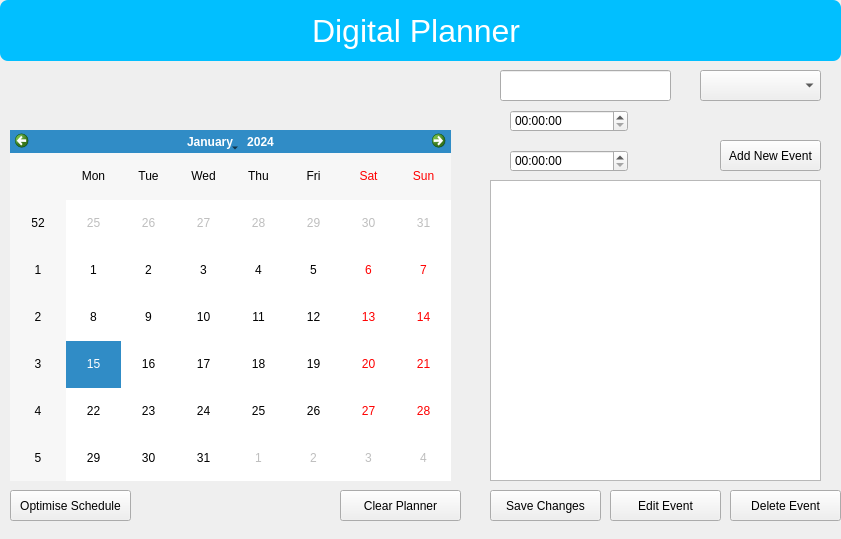
This is main.ui in RoryM18/Honours-Project-Genetic-Algorithm-Planner as Qt 5 draws it before an edit. The edited form follows.
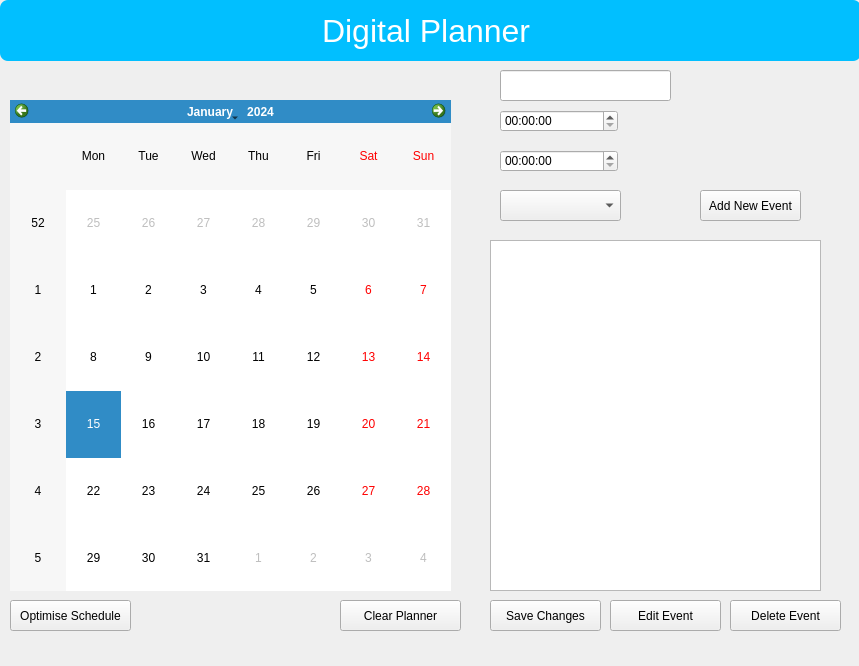
This is the edited form.

The edit to the form file:
```diff
--- a/main.ui
+++ b/main.ui
@@ -6,8 +6,8 @@
    <rect>
     <x>0</x>
     <y>0</y>
-    <width>841</width>
-    <height>539</height>
+    <width>859</width>
+    <height>666</height>
    </rect>
   </property>
   <property name="windowTitle">
@@ -17,9 +17,9 @@
    <property name="geometry">
     <rect>
      <x>10</x>
-     <y>130</y>
+     <y>100</y>
      <width>441</width>
-     <height>351</height>
+     <height>491</height>
     </rect>
    </property>
   </widget>
@@ -27,9 +27,9 @@
    <property name="geometry">
     <rect>
      <x>490</x>
-     <y>180</y>
+     <y>240</y>
      <width>331</width>
-     <height>301</height>
+     <height>351</height>
     </rect>
    </property>
   </widget>
@@ -37,7 +37,7 @@
    <property name="geometry">
     <rect>
      <x>490</x>
-     <y>490</y>
+     <y>600</y>
      <width>111</width>
      <height>31</height>
     </rect>
@@ -49,8 +49,8 @@
   <widget class="QPushButton" name="addButton">
    <property name="geometry">
     <rect>
-     <x>720</x>
-     <y>140</y>
+     <x>700</x>
+     <y>190</y>
      <width>101</width>
      <height>31</height>
     </rect>
@@ -63,7 +63,7 @@
    <property name="geometry">
     <rect>
      <x>730</x>
-     <y>490</y>
+     <y>600</y>
      <width>111</width>
      <height>31</height>
     </rect>
@@ -77,7 +77,7 @@
     <rect>
      <x>0</x>
      <y>0</y>
-     <width>841</width>
+     <width>861</width>
      <height>61</height>
     </rect>
    </property>
@@ -98,7 +98,7 @@
    <property name="geometry">
     <rect>
      <x>10</x>
-     <y>490</y>
+     <y>600</y>
      <width>121</width>
      <height>31</height>
     </rect>
@@ -120,7 +120,7 @@
   <widget class="QTimeEdit" name="startTimeEdit">
    <property name="geometry">
     <rect>
-     <x>510</x>
+     <x>500</x>
      <y>110</y>
      <width>118</width>
      <height>22</height>
@@ -130,7 +130,7 @@
   <widget class="QTimeEdit" name="endTimeEdit">
    <property name="geometry">
     <rect>
-     <x>510</x>
+     <x>500</x>
      <y>150</y>
      <width>118</width>
      <height>22</height>
@@ -140,8 +140,8 @@
   <widget class="QComboBox" name="priorityComboBox">
    <property name="geometry">
     <rect>
-     <x>700</x>
-     <y>70</y>
+     <x>500</x>
+     <y>190</y>
      <width>121</width>
      <height>31</height>
     </rect>
@@ -151,7 +151,7 @@
    <property name="geometry">
     <rect>
      <x>610</x>
-     <y>490</y>
+     <y>600</y>
      <width>111</width>
      <height>31</height>
     </rect>
@@ -164,7 +164,7 @@
    <property name="geometry">
     <rect>
      <x>340</x>
-     <y>490</y>
+     <y>600</y>
      <width>121</width>
      <height>31</height>
     </rect>
```
